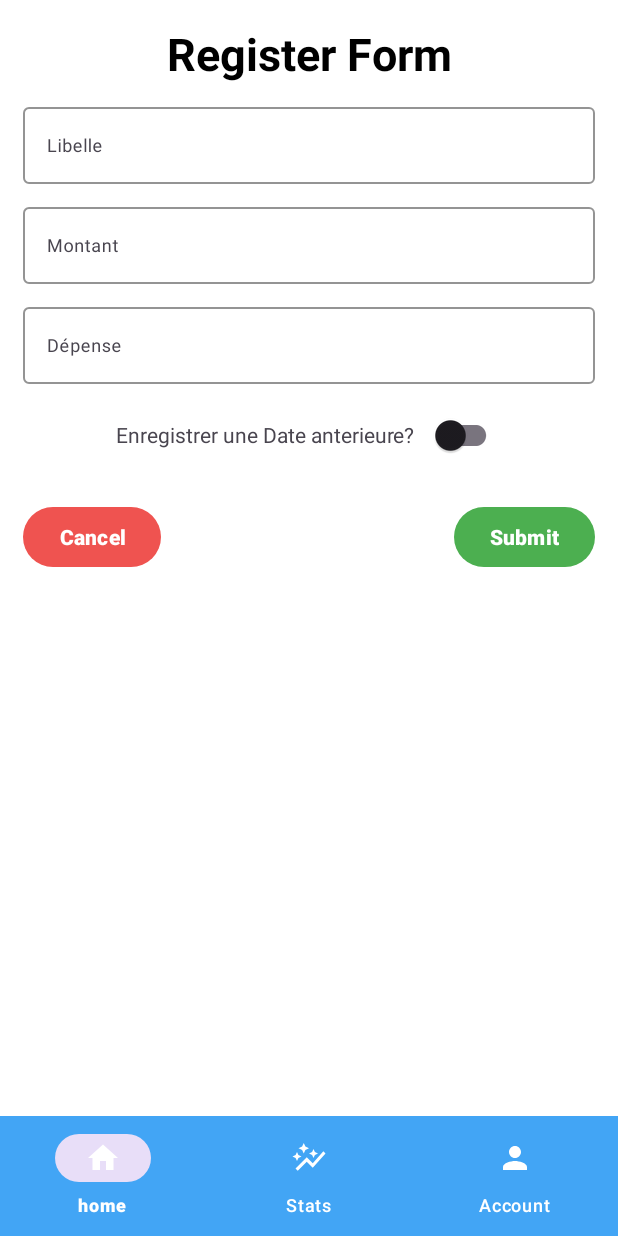
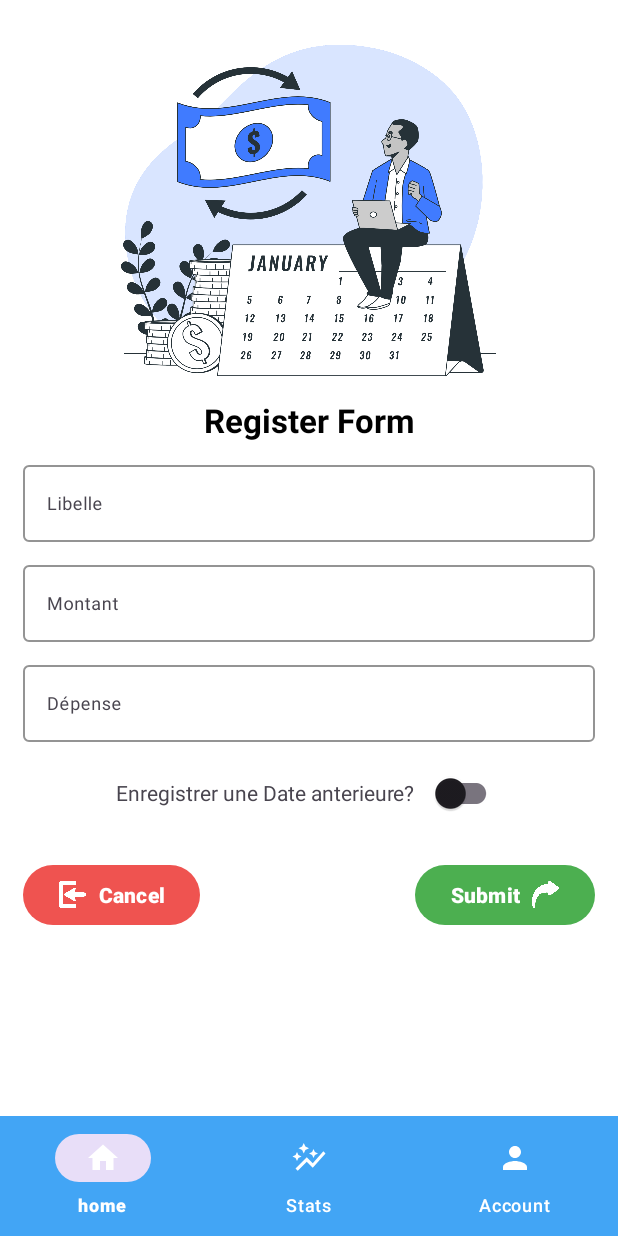
Before and after one commit to Steph118/Account-daily, an Android app: the CreateDepenseFragment screen opened through its navigation route, on a phone screen of 412 x 824 dp. Run offline under Robolectric (Android 15) with nearby library versions, the phone set to English and light mode, and no system bars; our stand-ins replace Room's generated code, data binding; libraries missing offline, so code that uses them is left out: com.saadahmedsoft.popupdialog.

Commit message:
create depenses continuous with view model

```diff
--- a/app/build.gradle
+++ b/app/build.gradle
@@ -73,4 +73,7 @@ dependencies {
     implementation "com.tbuonomo:dotsindicator:5.0"
     //lottis
     implementation 'com.airbnb.android:lottie:6.1.0'
+
+    //implementation 'com.github.gabriel-TheCode:AestheticDialogs:1.3.8'
+    implementation 'com.saadahmedev.popup-dialog:popup-dialog:1.0.5'
 }
--- a/app/src/main/java/com/example/myapp/fragments/CreateDepenseFragment.java
+++ b/app/src/main/java/com/example/myapp/fragments/CreateDepenseFragment.java
@@ -1,33 +1,37 @@
 package com.example.myapp.fragments;
 
-import android.content.Intent;
+import android.app.Dialog;
 import android.os.Bundle;
 import android.view.LayoutInflater;
 import android.view.View;
 import android.view.ViewGroup;
+import android.widget.PopupMenu;
 
 import androidx.annotation.NonNull;
 import androidx.annotation.Nullable;
 import androidx.fragment.app.Fragment;
+import androidx.lifecycle.LifecycleOwner;
 import androidx.lifecycle.Observer;
 import androidx.lifecycle.ViewModelProvider;
 import androidx.navigation.fragment.NavHostFragment;
 
-import com.example.myapp.activities.MainActivity;
+import com.example.myapp.R;
 import com.example.myapp.constant.FormatDate;
 import com.example.myapp.databinding.FragmentCreateDepenseBinding;
 import com.example.myapp.entities.Depense;
 import com.example.myapp.viewmodel.CreateDepenseViewModel;
-import com.example.myapp.viewmodel.InscriptionViewModel;
 import com.google.android.material.datepicker.MaterialDatePicker;
 import com.google.android.material.timepicker.MaterialTimePicker;
 import com.google.android.material.timepicker.TimeFormat;
+import com.saadahmedsoft.popupdialog.PopupDialog;
+import com.saadahmedsoft.popupdialog.Styles;
+import com.saadahmedsoft.popupdialog.listener.OnDialogButtonClickListener;
 
 import java.util.Calendar;
 import java.util.Locale;
 import java.util.TimeZone;
 
-public class CreateDepenseFragment extends Fragment {
+public class CreateDepenseFragment extends Fragment implements LifecycleOwner {
 
     public static final String TAG = "createAccount";
     private CreateDepenseViewModel createDepenseViewModel;
@@ -67,20 +71,49 @@ public class CreateDepenseFragment extends Fragment {
     @Override
     public void onViewCreated(@NonNull View view, @Nullable Bundle savedInstanceState) {
         super.onViewCreated(view, savedInstanceState);
+        init();
+    }
+    public void init() {
         createDepenseViewModel = new ViewModelProvider(this)
                 .get(CreateDepenseViewModel.class);
+        observer();
         setClick();
-        observer();
     }
 
     public void observer(){
-            final Observer<Boolean> observer = isRegister -> {
+           final Observer<Boolean> observer = isRegister -> {
                 if (isRegister) {
+                    PopupDialog.getInstance(requireContext())
+                            .setStyle(Styles.SUCCESS)
+                            .setHeading("Register Form")
+                            .setDescription("Ajout de la dépense effectué avec succès.")
+                            .setDismissButtonText("Quitter")
+                            .setDismissButtonBackground(R.drawable.bg_succes_dialog_button)
+                            .setCancelable(false)
+                            .showDialog(new OnDialogButtonClickListener() {
+                                @Override
+                                public void onDismissClicked(Dialog dialog) {
+                                    super.onDismissClicked(dialog);
+                                }
+                            });
+                }else{
+                    PopupDialog.getInstance(requireContext())
+                            .setStyle(Styles.FAILED)
+                            .setHeading("Register Form")
+                            .setDescription("Erreur lors de l'ajout de la dépense"
+                                    +"\nVeuillez reéssayer")
+                            .setDismissButtonText("Fermer")
+                            .setDismissButtonBackground(R.drawable.bg_error_dialog_button)
+                            .setCancelable(false)
+                            .showDialog(new OnDialogButtonClickListener() {
+                                @Override
+                                public void onDismissClicked(Dialog dialog) {
+                                    super.onDismissClicked(dialog);
+                                }
+                            });
                 }
-                //dismissLoadingDialog();
-            };
-            createDepenseViewModel.getIscreated().observe(getViewLifecycleOwner(),observer);
-            /*createDepenseViewModel.getIscreated().observe(this, observer);*/
+           };
+           createDepenseViewModel.getIscreated().observe(getViewLifecycleOwner(),observer);
     }
 
     public void setClick() {
@@ -177,9 +210,7 @@ public class CreateDepenseFragment extends Fragment {
         depense.setLibelle(libelle);
         depense.setValeur(Double.valueOf(montant));
         depense.setIdMontant(12L);
-        if (ischeck)
-            depense.setDateDepense(dateTime);
-
+        if (ischeck) depense.setDateDepense(dateTime);
         createDepenseViewModel.create(depense);
     }
 
--- /dev/null
+++ b/app/src/main/res/drawable/bg_error_dialog_button.xml
@@ -0,0 +1,8 @@
+<?xml version="1.0" encoding="utf-8"?>
+<shape xmlns:android="http://schemas.android.com/apk/res/android"
+    android:shape="rectangle">
+
+    <solid android:color="@color/error.light" />
+    <corners android:radius="10dp" />
+
+</shape>
--- /dev/null
+++ b/app/src/main/res/drawable/bg_succes_dialog_button.xml
@@ -0,0 +1,8 @@
+<?xml version="1.0" encoding="utf-8"?>
+<shape xmlns:android="http://schemas.android.com/apk/res/android"
+    android:shape="rectangle">
+
+    <solid android:color="@color/success.light" />
+    <corners android:radius="10dp" />
+
+</shape>
--- a/app/src/main/res/layout/activity_login.xml
+++ b/app/src/main/res/layout/activity_login.xml
@@ -5,7 +5,7 @@
     android:layout_width="match_parent"
     android:layout_height="match_parent"
     android:background="@drawable/img_login_bg"
-    android:gravity="center"
+    android:gravity="center_vertical"
     tools:context=".activities.LoginActivity">
 
     <androidx.core.widget.NestedScrollView style="@style/parent">
--- a/app/src/main/res/layout/activity_main.xml
+++ b/app/src/main/res/layout/activity_main.xml
@@ -9,6 +9,7 @@
 
     <com.google.android.material.appbar.AppBarLayout
         android:id="@+id/appBarLayout"
+        android:visibility="gone"
         android:layout_width="0dp"
         android:layout_height="wrap_content"
         android:background="@color/primary.light"
@@ -24,7 +25,14 @@
             app:titleTextColor="@color/whiteTextColor" />
     </com.google.android.material.appbar.AppBarLayout>
 
-    <include layout="@layout/nav_host_activity_main" />
+    <include
+        layout="@layout/nav_host_activity_main"
+        android:layout_width="0dp"
+        android:layout_height="0dp"
+        app:layout_constraintBottom_toTopOf="@+id/linearLayout"
+        app:layout_constraintEnd_toEndOf="parent"
+        app:layout_constraintStart_toStartOf="parent"
+        app:layout_constraintTop_toBottomOf="@+id/appBarLayout" />
 
     <LinearLayout
         android:id="@+id/linearLayout"
--- a/app/src/main/res/layout/fragment_create_depense.xml
+++ b/app/src/main/res/layout/fragment_create_depense.xml
@@ -1,5 +1,6 @@
 <?xml version="1.0" encoding="utf-8"?>
-<layout xmlns:android="http://schemas.android.com/apk/res/android"
+<layout
+    xmlns:android="http://schemas.android.com/apk/res/android"
     xmlns:app="http://schemas.android.com/apk/res-auto"
     xmlns:tools="http://schemas.android.com/tools">
 
@@ -9,26 +10,33 @@
             type="com.example.myapp.viewmodel.CreateDepenseViewModel" />
     </data>
 
-    <FrameLayout
+    <androidx.core.widget.NestedScrollView
         android:layout_width="match_parent"
         android:layout_height="match_parent"
         android:background="@color/white"
         tools:context=".fragments.CreateDepenseFragment">
-
-        <androidx.core.widget.NestedScrollView
-            style="@style/parent">
-
             <LinearLayout
-                style="@style/parent"
+                android:layout_width="match_parent"
+                android:layout_height="match_parent"
                 android:orientation="vertical"
                 android:padding="15dp">
+
+                <RelativeLayout
+                    android:layout_gravity="center"
+                    android:layout_width="250dp"
+                    android:layout_height="250dp">
+                    <ImageView
+                        android:layout_width="match_parent"
+                        android:layout_height="match_parent"
+                        android:src="@drawable/img_register_depense"/>
+                </RelativeLayout>
 
                 <com.google.android.material.textview.MaterialTextView
                     style="@style/parent"
                     android:text="Register Form"
                     android:textAlignment="center"
                     android:textColor="@color/black"
-                    android:textSize="30sp"
+                    android:textSize="22sp"
                     android:textStyle="bold" />
 
                 <com.google.android.material.textfield.TextInputLayout
@@ -149,6 +157,9 @@
                         android:layout_marginTop="20dp"
                         android:gravity="center"
                         android:text="@string/submit"
+                        app:icon="@drawable/img_send_fleche"
+                        app:iconTint="@color/white"
+                        app:iconGravity="end"
                         android:textColor="@color/whiteTextColor"
                         android:textStyle="bold"
                         android:visibility="visible"
@@ -162,6 +173,8 @@
                         android:layout_marginTop="20dp"
                         android:gravity="center"
                         android:text="Cancel"
+                        app:icon="@drawable/img_quit"
+                        app:iconTint="@color/white"
                         android:textColor="@color/whiteTextColor"
                         android:textStyle="bold"
                         android:visibility="visible"
@@ -170,6 +183,5 @@
                 </RelativeLayout>
 
             </LinearLayout>
-        </androidx.core.widget.NestedScrollView>
-    </FrameLayout>
+    </androidx.core.widget.NestedScrollView>
 </layout>
```
Also changed, not shown: app/src/main/res/drawable/img_quit.png (added), app/src/main/res/drawable/img_quit2.png (added), app/src/main/res/drawable/img_register_depense.png (added), app/src/main/res/drawable/img_send_fleche.png (added), app/src/main/res/drawable/img_send_fleche2.png (added).
